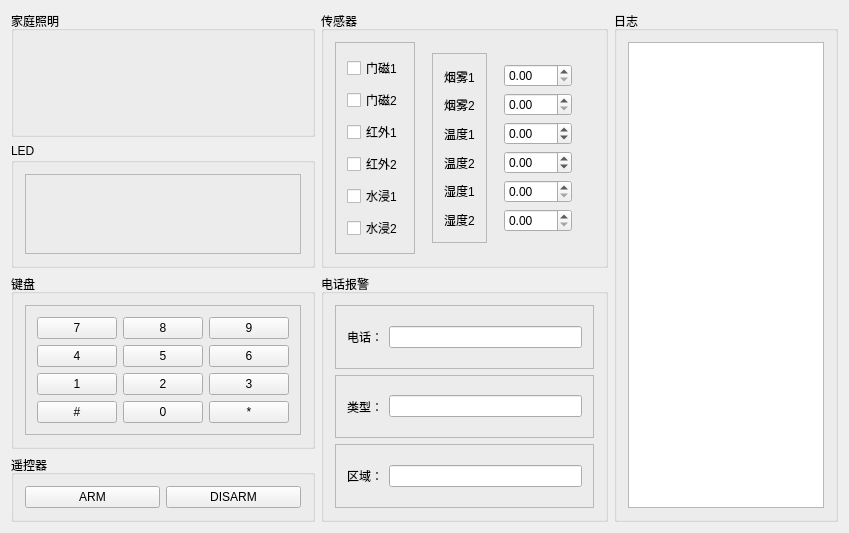
Above: widget.ui from CleverWang/HomeAlarmIOSimulator before the change. Below: the same form after it.
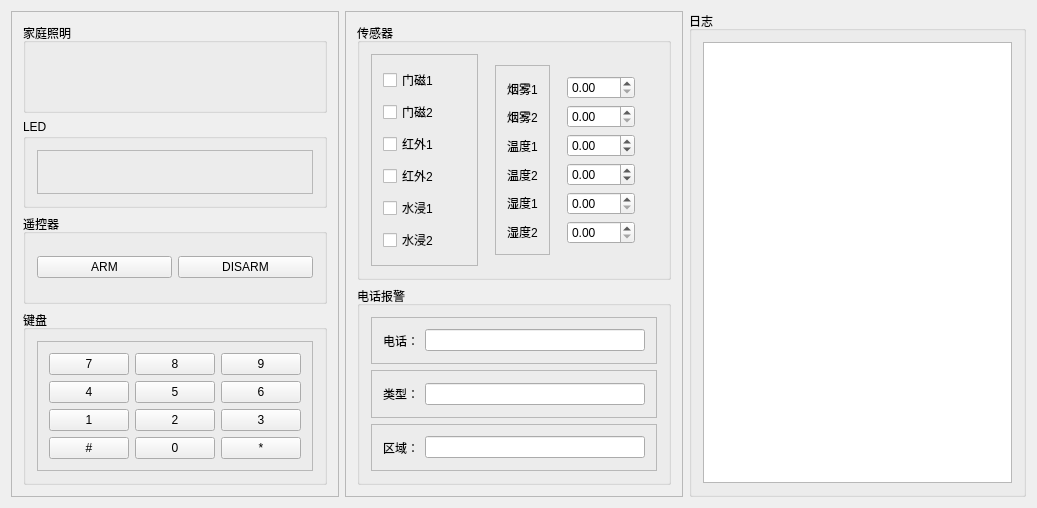
That is the form after the change. Icons and pictures are not drawn.

Patch:
```diff
--- a/widget.ui
+++ b/widget.ui
@@ -6,15 +6,24 @@
    <rect>
     <x>0</x>
     <y>0</y>
-    <width>849</width>
-    <height>488</height>
+    <width>1037</width>
+    <height>508</height>
    </rect>
   </property>
   <property name="windowTitle">
    <string>Widget</string>
   </property>
-  <layout class="QGridLayout" name="gridLayout_2">
-   <item row="0" column="0">
+  <layout class="QHBoxLayout" name="horizontalLayout_9">
+   <item>
+    <widget class="QFrame" name="frame_9">
+     <property name="frameShape">
+      <enum>QFrame::StyledPanel</enum>
+     </property>
+     <property name="frameShadow">
+      <enum>QFrame::Raised</enum>
+     </property>
+     <layout class="QVBoxLayout" name="verticalLayout_8">
+      <item>
     <widget class="QGroupBox" name="groupBox_5">
      <property name="title">
       <string>家庭照明</string>
@@ -36,180 +45,7 @@
      </layout>
     </widget>
    </item>
-   <item row="0" column="1" rowspan="2">
-    <widget class="QGroupBox" name="groupBox_3">
-     <property name="title">
-      <string>传感器</string>
-     </property>
-     <layout class="QHBoxLayout" name="horizontalLayout_8">
       <item>
-       <widget class="QFrame" name="frame_6">
-        <property name="frameShape">
-         <enum>QFrame::StyledPanel</enum>
-        </property>
-        <property name="frameShadow">
-         <enum>QFrame::Raised</enum>
-        </property>
-        <layout class="QVBoxLayout" name="verticalLayout_3">
-         <item>
-          <widget class="QCheckBox" name="checkBox_door_1">
-           <property name="text">
-            <string>门磁1</string>
-           </property>
-          </widget>
-         </item>
-         <item>
-          <widget class="QCheckBox" name="checkBox_door_2">
-           <property name="text">
-            <string>门磁2</string>
-           </property>
-          </widget>
-         </item>
-         <item>
-          <widget class="QCheckBox" name="checkBox_infrared_1">
-           <property name="text">
-            <string>红外1</string>
-           </property>
-          </widget>
-         </item>
-         <item>
-          <widget class="QCheckBox" name="checkBox_infrared_2">
-           <property name="text">
-            <string>红外2</string>
-           </property>
-          </widget>
-         </item>
-         <item>
-          <widget class="QCheckBox" name="checkBox_water_1">
-           <property name="text">
-            <string>水浸1</string>
-           </property>
-          </widget>
-         </item>
-         <item>
-          <widget class="QCheckBox" name="checkBox_water_2">
-           <property name="text">
-            <string>水浸2</string>
-           </property>
-          </widget>
-         </item>
-        </layout>
-       </widget>
-      </item>
-      <item>
-       <widget class="QWidget" name="widget" native="true">
-        <layout class="QHBoxLayout" name="horizontalLayout_7">
-         <item>
-          <widget class="QFrame" name="frame_7">
-           <property name="frameShape">
-            <enum>QFrame::StyledPanel</enum>
-           </property>
-           <property name="frameShadow">
-            <enum>QFrame::Raised</enum>
-           </property>
-           <layout class="QVBoxLayout" name="verticalLayout_4">
-            <item>
-             <widget class="QLabel" name="label_4">
-              <property name="text">
-               <string>烟雾1</string>
-              </property>
-             </widget>
-            </item>
-            <item>
-             <widget class="QLabel" name="label_5">
-              <property name="text">
-               <string>烟雾2</string>
-              </property>
-             </widget>
-            </item>
-            <item>
-             <widget class="QLabel" name="label_8">
-              <property name="text">
-               <string>温度1</string>
-              </property>
-             </widget>
-            </item>
-            <item>
-             <widget class="QLabel" name="label_9">
-              <property name="text">
-               <string>温度2</string>
-              </property>
-             </widget>
-            </item>
-            <item>
-             <widget class="QLabel" name="label_10">
-              <property name="text">
-               <string>湿度1</string>
-              </property>
-             </widget>
-            </item>
-            <item>
-             <widget class="QLabel" name="label_11">
-              <property name="text">
-               <string>湿度2</string>
-              </property>
-             </widget>
-            </item>
-           </layout>
-          </widget>
-         </item>
-         <item>
-          <widget class="QWidget" name="widget_2" native="true">
-           <layout class="QVBoxLayout" name="verticalLayout_6">
-            <item>
-             <widget class="QDoubleSpinBox" name="doubleSpinBox_smoke_1"/>
-            </item>
-            <item>
-             <widget class="QDoubleSpinBox" name="doubleSpinBox_smoke_2"/>
-            </item>
-            <item>
-             <widget class="QDoubleSpinBox" name="doubleSpinBox_temperature_1">
-              <property name="minimum">
-               <double>-273.149999999999977</double>
-              </property>
-              <property name="maximum">
-               <double>500.000000000000000</double>
-              </property>
-             </widget>
-            </item>
-            <item>
-             <widget class="QDoubleSpinBox" name="doubleSpinBox_temperature_2">
-              <property name="minimum">
-               <double>-273.149999999999977</double>
-              </property>
-              <property name="maximum">
-               <double>500.000000000000000</double>
-              </property>
-             </widget>
-            </item>
-            <item>
-             <widget class="QDoubleSpinBox" name="doubleSpinBox_humidity_1"/>
-            </item>
-            <item>
-             <widget class="QDoubleSpinBox" name="doubleSpinBox_humidity_2"/>
-            </item>
-           </layout>
-          </widget>
-         </item>
-        </layout>
-       </widget>
-      </item>
-     </layout>
-    </widget>
-   </item>
-   <item row="0" column="2" rowspan="5" colspan="2">
-    <widget class="QGroupBox" name="groupBox_7">
-     <property name="title">
-      <string>日志</string>
-     </property>
-     <layout class="QVBoxLayout" name="verticalLayout_5">
-      <item>
-       <widget class="QTextBrowser" name="textBrowser_log"/>
-      </item>
-     </layout>
-    </widget>
-   </item>
-   <item row="1" column="0">
     <widget class="QGroupBox" name="groupBox_6">
      <property name="title">
       <string>LED</string>
@@ -256,7 +92,30 @@
      </layout>
     </widget>
    </item>
-   <item row="2" column="0">
+      <item>
+       <widget class="QGroupBox" name="groupBox_2">
+        <property name="title">
+         <string>遥控器</string>
+        </property>
+        <layout class="QHBoxLayout" name="horizontalLayout_2">
+         <item>
+          <widget class="QPushButton" name="pushButton_arm">
+           <property name="text">
+            <string>ARM</string>
+           </property>
+          </widget>
+         </item>
+         <item>
+          <widget class="QPushButton" name="pushButton_disarm">
+           <property name="text">
+            <string>DISARM</string>
+           </property>
+          </widget>
+         </item>
+        </layout>
+       </widget>
+      </item>
+      <item>
     <widget class="QGroupBox" name="groupBox">
      <property name="title">
       <string>键盘</string>
@@ -361,7 +220,180 @@
      </layout>
     </widget>
    </item>
-   <item row="2" column="1" rowspan="3">
+     </layout>
+    </widget>
+   </item>
+   <item>
+    <widget class="QFrame" name="frame_8">
+     <property name="frameShape">
+      <enum>QFrame::StyledPanel</enum>
+     </property>
+     <property name="frameShadow">
+      <enum>QFrame::Raised</enum>
+     </property>
+     <layout class="QVBoxLayout" name="verticalLayout_7">
+      <item>
+       <widget class="QGroupBox" name="groupBox_3">
+        <property name="title">
+         <string>传感器</string>
+        </property>
+        <layout class="QHBoxLayout" name="horizontalLayout_8">
+         <item>
+          <widget class="QFrame" name="frame_6">
+           <property name="frameShape">
+            <enum>QFrame::StyledPanel</enum>
+           </property>
+           <property name="frameShadow">
+            <enum>QFrame::Raised</enum>
+           </property>
+           <layout class="QVBoxLayout" name="verticalLayout_3">
+            <item>
+             <widget class="QCheckBox" name="checkBox_door_1">
+              <property name="text">
+               <string>门磁1</string>
+              </property>
+             </widget>
+            </item>
+            <item>
+             <widget class="QCheckBox" name="checkBox_door_2">
+              <property name="text">
+               <string>门磁2</string>
+              </property>
+             </widget>
+            </item>
+            <item>
+             <widget class="QCheckBox" name="checkBox_infrared_1">
+              <property name="text">
+               <string>红外1</string>
+              </property>
+             </widget>
+            </item>
+            <item>
+             <widget class="QCheckBox" name="checkBox_infrared_2">
+              <property name="text">
+               <string>红外2</string>
+              </property>
+             </widget>
+            </item>
+            <item>
+             <widget class="QCheckBox" name="checkBox_water_1">
+              <property name="text">
+               <string>水浸1</string>
+              </property>
+             </widget>
+            </item>
+            <item>
+             <widget class="QCheckBox" name="checkBox_water_2">
+              <property name="text">
+               <string>水浸2</string>
+              </property>
+             </widget>
+            </item>
+           </layout>
+          </widget>
+         </item>
+         <item>
+          <widget class="QWidget" name="widget" native="true">
+           <layout class="QHBoxLayout" name="horizontalLayout_7">
+            <item>
+             <widget class="QFrame" name="frame_7">
+              <property name="frameShape">
+               <enum>QFrame::StyledPanel</enum>
+              </property>
+              <property name="frameShadow">
+               <enum>QFrame::Raised</enum>
+              </property>
+              <layout class="QVBoxLayout" name="verticalLayout_4">
+               <item>
+                <widget class="QLabel" name="label_4">
+                 <property name="text">
+                  <string>烟雾1</string>
+                 </property>
+                </widget>
+               </item>
+               <item>
+                <widget class="QLabel" name="label_5">
+                 <property name="text">
+                  <string>烟雾2</string>
+                 </property>
+                </widget>
+               </item>
+               <item>
+                <widget class="QLabel" name="label_8">
+                 <property name="text">
+                  <string>温度1</string>
+                 </property>
+                </widget>
+               </item>
+               <item>
+                <widget class="QLabel" name="label_9">
+                 <property name="text">
+                  <string>温度2</string>
+                 </property>
+                </widget>
+               </item>
+               <item>
+                <widget class="QLabel" name="label_10">
+                 <property name="text">
+                  <string>湿度1</string>
+                 </property>
+                </widget>
+               </item>
+               <item>
+                <widget class="QLabel" name="label_11">
+                 <property name="text">
+                  <string>湿度2</string>
+                 </property>
+                </widget>
+               </item>
+              </layout>
+             </widget>
+            </item>
+            <item>
+             <widget class="QWidget" name="widget_2" native="true">
+              <layout class="QVBoxLayout" name="verticalLayout_6">
+               <item>
+                <widget class="QDoubleSpinBox" name="doubleSpinBox_smoke_1"/>
+               </item>
+               <item>
+                <widget class="QDoubleSpinBox" name="doubleSpinBox_smoke_2"/>
+               </item>
+               <item>
+                <widget class="QDoubleSpinBox" name="doubleSpinBox_temperature_1">
+                 <property name="minimum">
+                  <double>-273.149999999999977</double>
+                 </property>
+                 <property name="maximum">
+                  <double>500.000000000000000</double>
+                 </property>
+                </widget>
+               </item>
+               <item>
+                <widget class="QDoubleSpinBox" name="doubleSpinBox_temperature_2">
+                 <property name="minimum">
+                  <double>-273.149999999999977</double>
+                 </property>
+                 <property name="maximum">
+                  <double>500.000000000000000</double>
+                 </property>
+                </widget>
+               </item>
+               <item>
+                <widget class="QDoubleSpinBox" name="doubleSpinBox_humidity_1"/>
+               </item>
+               <item>
+                <widget class="QDoubleSpinBox" name="doubleSpinBox_humidity_2"/>
+               </item>
+              </layout>
+             </widget>
+            </item>
+           </layout>
+          </widget>
+         </item>
+        </layout>
+       </widget>
+      </item>
+      <item>
     <widget class="QGroupBox" name="groupBox_4">
      <property name="title">
       <string>电话报警</string>
@@ -448,34 +480,21 @@
      </layout>
     </widget>
    </item>
-   <item row="3" column="0" rowspan="2">
-    <widget class="QGroupBox" name="groupBox_2">
+     </layout>
+    </widget>
+   </item>
+   <item>
+    <widget class="QGroupBox" name="groupBox_7">
      <property name="title">
-      <string>遥控器</string>
+      <string>日志</string>
      </property>
-     <layout class="QHBoxLayout" name="horizontalLayout_2">
+     <layout class="QVBoxLayout" name="verticalLayout_5">
       <item>
-       <widget class="QPushButton" name="pushButton_arm">
-        <property name="text">
-         <string>ARM</string>
-        </property>
-       </widget>
-      </item>
-      <item>
-       <widget class="QPushButton" name="pushButton_disarm">
-        <property name="text">
-         <string>DISARM</string>
-        </property>
-       </widget>
+       <widget class="QTextBrowser" name="textBrowser_log"/>
       </item>
      </layout>
     </widget>
    </item>
-   <item row="4" column="3">
-    <widget class="QWidget" name="widget_6" native="true">
-     <layout class="QHBoxLayout" name="horizontalLayout_14"/>
-    </widget>
-   </item>
   </layout>
  </widget>
  <layoutdefault spacing="6" margin="11"/>
```
Left out of the diff: 4 changed lines with no effect on the pictures. Lines whose indentation alone changed are shown as unchanged.
